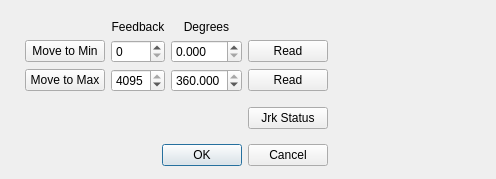
Before: the Qt Designer form rig/jrkconfdialog.ui in poes-weather/poes-usrp, drawn with Qt 5.
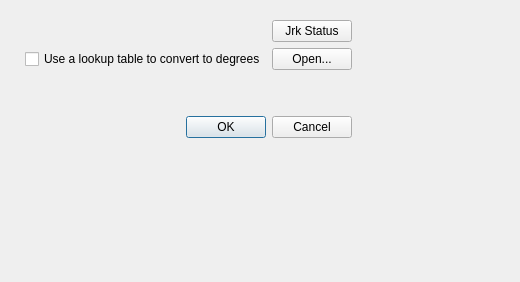
After: the same form once the commit is applied.

The edit to the form file:
```diff
--- a/rig/jrkconfdialog.ui
+++ b/rig/jrkconfdialog.ui
@@ -6,10 +6,16 @@
    <rect>
     <x>0</x>
     <y>0</y>
-    <width>496</width>
-    <height>179</height>
+    <width>520</width>
+    <height>282</height>
    </rect>
   </property>
+  <property name="minimumSize">
+   <size>
+    <width>479</width>
+    <height>218</height>
+   </size>
+  </property>
   <property name="windowTitle">
    <string>Dialog</string>
   </property>
@@ -18,8 +24,8 @@
     <rect>
      <x>10</x>
      <y>10</y>
-     <width>485</width>
-     <height>169</height>
+     <width>461</width>
+     <height>191</height>
     </rect>
    </property>
    <layout class="QGridLayout" name="mainLayout">
@@ -38,60 +44,6 @@
     <property name="bottomMargin">
      <number>10</number>
     </property>
-    <item row="1" column="2">
-     <widget class="QSpinBox" name="minFeedback">
-      <property name="maximum">
-       <number>4095</number>
-      </property>
-     </widget>
-    </item>
-    <item row="1" column="3">
-     <widget class="QDoubleSpinBox" name="minDegrees">
-      <property name="decimals">
-       <number>3</number>
-      </property>
-      <property name="maximum">
-       <double>360.000000000000000</double>
-      </property>
-     </widget>
-    </item>
-    <item row="1" column="4">
-     <widget class="QPushButton" name="readMinFeedbackButton">
-      <property name="text">
-       <string>Read</string>
-      </property>
-     </widget>
-    </item>
-    <item row="2" column="2">
-     <widget class="QSpinBox" name="maxFeedback">
-      <property name="maximum">
-       <number>4095</number>
-      </property>
-      <property name="value">
-       <number>4095</number>
-      </property>
-     </widget>
-    </item>
-    <item row="2" column="3">
-     <widget class="QDoubleSpinBox" name="maxDegrees">
-      <property name="decimals">
-       <number>3</number>
-      </property>
-      <property name="maximum">
-       <double>360.000000000000000</double>
-      </property>
-      <property name="value">
-       <double>360.000000000000000</double>
-      </property>
-     </widget>
-    </item>
-    <item row="2" column="4">
-     <widget class="QPushButton" name="readMaxFeedbackButton">
-      <property name="text">
-       <string>Read</string>
-      </property>
-     </widget>
-    </item>
     <item row="4" column="1" colspan="4">
      <widget class="QDialogButtonBox" name="buttonBox">
       <property name="orientation">
@@ -102,7 +54,7 @@
       </property>
      </widget>
     </item>
-    <item row="3" column="3">
+    <item row="3" column="2">
      <spacer name="verticalSpacer">
       <property name="orientation">
        <enum>Qt::Vertical</enum>
@@ -115,47 +67,27 @@
       </property>
      </spacer>
     </item>
-    <item row="3" column="4">
+    <item row="1" column="1" colspan="3">
+     <widget class="QCheckBox" name="lutCb">
+      <property name="text">
+       <string>Use a lookup table to convert to degrees</string>
+      </property>
+     </widget>
+    </item>
+    <item row="1" column="4">
+     <widget class="QPushButton" name="openButton">
+      <property name="text">
+       <string>Open...</string>
+      </property>
+     </widget>
+    </item>
+    <item row="0" column="4">
      <widget class="QPushButton" name="jrkStatusButton">
       <property name="text">
        <string>Jrk Status</string>
       </property>
      </widget>
     </item>
-    <item row="0" column="2">
-     <widget class="QLabel" name="label_7">
-      <property name="text">
-       <string>Feedback</string>
-      </property>
-      <property name="alignment">
-       <set>Qt::AlignCenter</set>
-      </property>
-     </widget>
-    </item>
-    <item row="0" column="3">
-     <widget class="QLabel" name="label_8">
-      <property name="text">
-       <string>Degrees</string>
-      </property>
-      <property name="alignment">
-       <set>Qt::AlignCenter</set>
-      </property>
-     </widget>
-    </item>
-    <item row="1" column="1">
-     <widget class="QPushButton" name="movetoMinBtn">
-      <property name="text">
-       <string>Move to Min</string>
-      </property>
-     </widget>
-    </item>
-    <item row="2" column="1">
-     <widget class="QPushButton" name="movetoMaxBtn">
-      <property name="text">
-       <string>Move to Max</string>
-      </property>
-     </widget>
-    </item>
    </layout>
   </widget>
  </widget>
```
